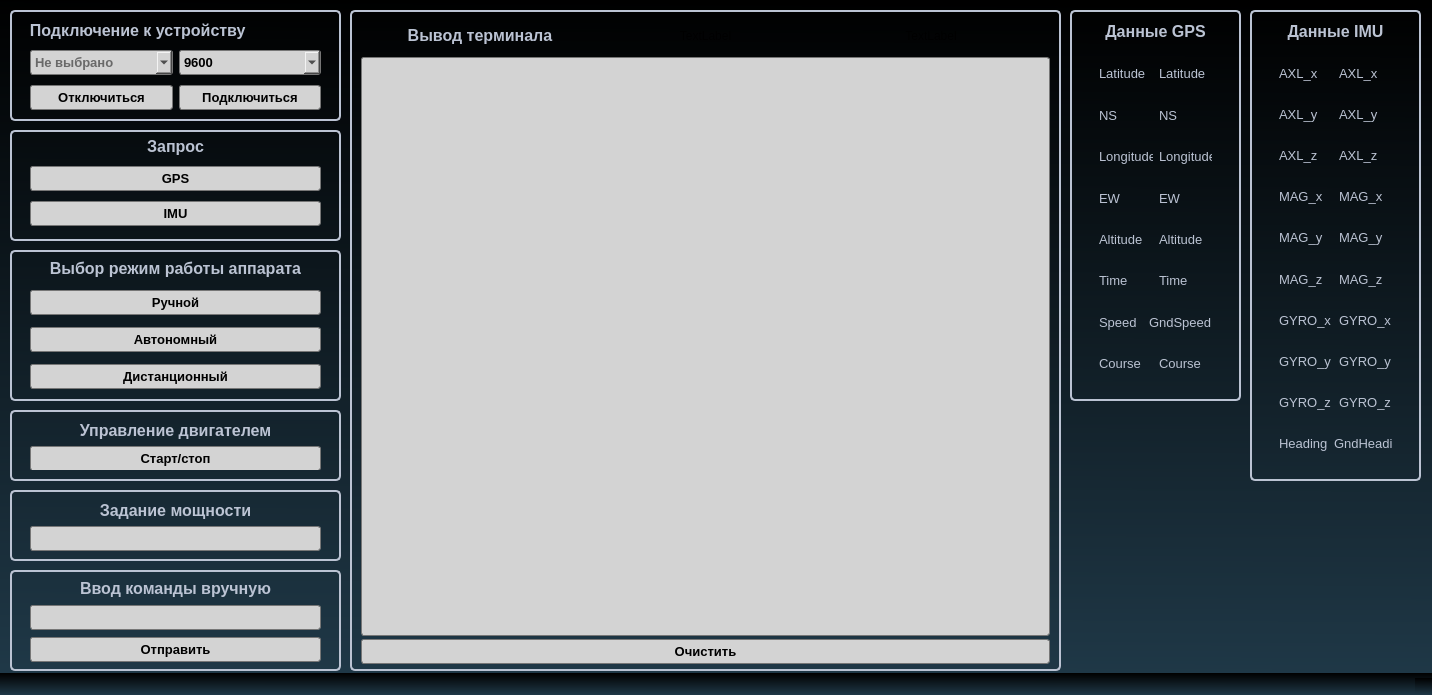
Old version of the form mainwindow.ui in the repository rmtsoftware/SerialWritter.
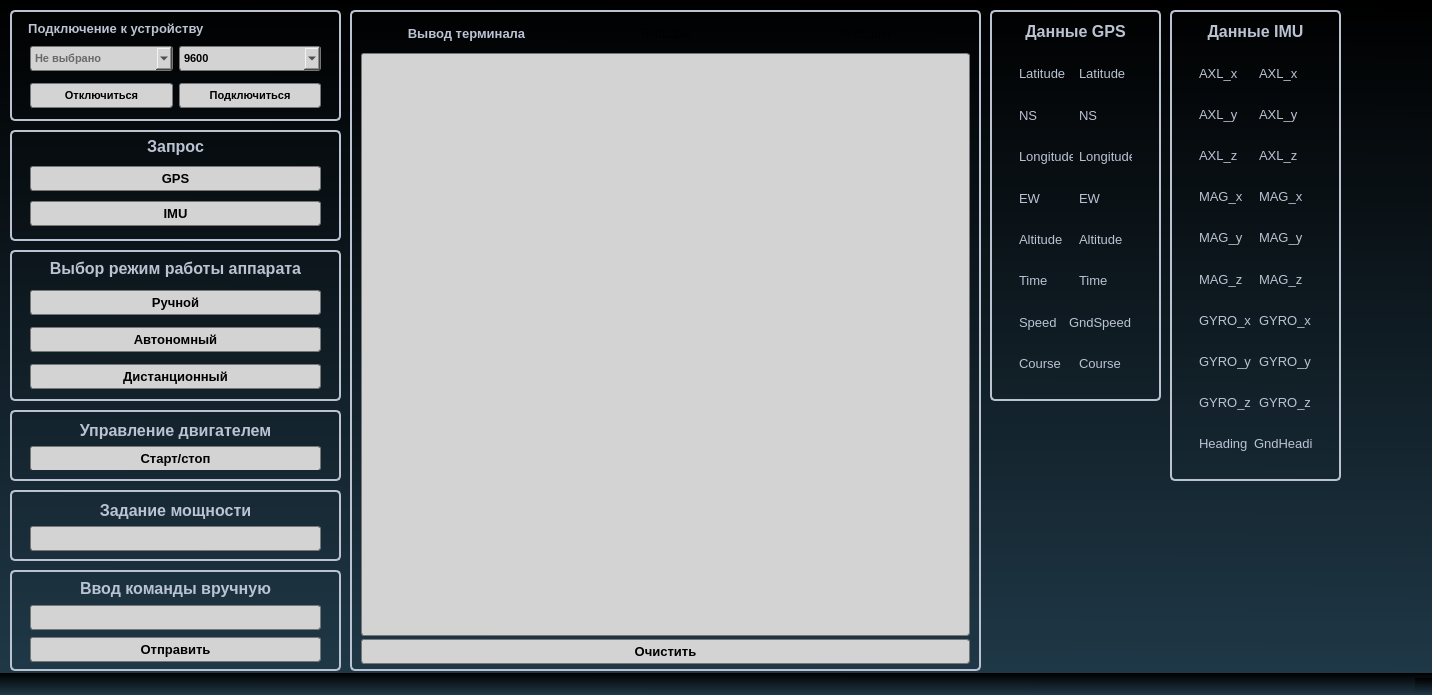
New version of the form.

Commit message: Для удобства разрабтки удалён UI

```diff
--- a/mainwindow.ui
+++ b/mainwindow.ui
@@ -119,7 +119,7 @@
      <rect>
       <x>350</x>
       <y>10</y>
-      <width>711</width>
+      <width>631</width>
       <height>661</height>
      </rect>
     </property>
@@ -155,7 +155,7 @@
            </size>
           </property>
           <property name="styleSheet">
-           <string notr="true">font-size: 12pt;
+           <string notr="true">font-size: 10pt;
 border: none;
 font: bold;
 color: rgb(187, 195, 211);</string>
@@ -202,7 +202,7 @@
        <property name="font">
         <font>
          <family>Segoe UI</family>
-         <pointsize>10</pointsize>
+         <pointsize>8</pointsize>
          <italic>false</italic>
          <bold>true</bold>
          <kerning>true</kerning>
@@ -211,7 +211,7 @@
        <property name="styleSheet">
         <string notr="true">QTextBrowser{
 	color: black;
-	font-size: 10pt;
+	font-size: 8pt;
 	background-color: rgb(211, 211, 211);
 	border: 1px solid rgb(118, 118, 118);
 	border-radius: 3px;
@@ -698,7 +698,7 @@
         </size>
        </property>
        <property name="styleSheet">
-        <string notr="true">font-size: 12pt;
+        <string notr="true">font-size: 10pt;
 border: none;
 font: bold;
 color: rgb(187, 195, 211);</string>
@@ -737,7 +737,7 @@
           <property name="styleSheet">
            <string notr="true">QComboBox{
 	color: black;
-	font-size: 10pt;
+	font-size: 8pt;
 	background-color: rgb(211, 211, 211);
 	border: 1px solid rgb(118, 118, 118);
 	border-radius: 3px;
@@ -765,7 +765,7 @@
           <property name="styleSheet">
            <string notr="true">QComboBox{
 	color: black;
-	font-size: 10pt;
+	font-size: 8pt;
 	background-color: rgb(211, 211, 211);
 	border: 1px solid rgb(118, 118, 118);
 	border-radius: 3px;
@@ -811,7 +811,8 @@
         </size>
        </property>
        <property name="styleSheet">
-        <string notr="true">border: none;</string>
+        <string notr="true">border: none;
+font-size: 8pt;</string>
        </property>
        <layout class="QHBoxLayout" name="conn_frame">
         <item>
@@ -825,7 +826,7 @@
           <property name="styleSheet">
            <string notr="true">QPushButton{
 	color: black;
-	font-size: 10pt;
+	font-size: 8pt;
 	background-color: rgb(211, 211, 211);
 	border: 1px solid rgb(118, 118, 118);
 	border-radius: 3px;
@@ -864,7 +865,7 @@
           <property name="styleSheet">
            <string notr="true">QPushButton{
 	color: black;
-	font-size: 10pt;
+	font-size: 8pt;
 	background-color: rgb(211, 211, 211);
 	border: 1px solid rgb(118, 118, 118);
 	border-radius: 3px;
@@ -1038,7 +1039,7 @@
    <widget class="QFrame" name="frame_main_gps_data">
     <property name="geometry">
      <rect>
-      <x>1070</x>
+      <x>990</x>
       <y>10</y>
       <width>171</width>
       <height>391</height>
@@ -1326,7 +1327,7 @@
    <widget class="QFrame" name="frame_main_imu_data">
     <property name="geometry">
      <rect>
-      <x>1250</x>
+      <x>1170</x>
       <y>10</y>
       <width>171</width>
       <height>471</height>
```
The commit also changes 7 other files.
